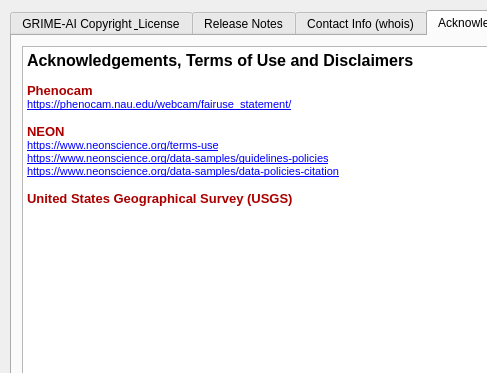
JohnStranzl/GRIME-AI, file src/GRIME_AI/dialogs/release_notes/QDialog_ReleaseNotes.ui: the form before one commit; both pictures show x 0 to 487 and y 0 to 373 of the 837 by 779 pixel window.
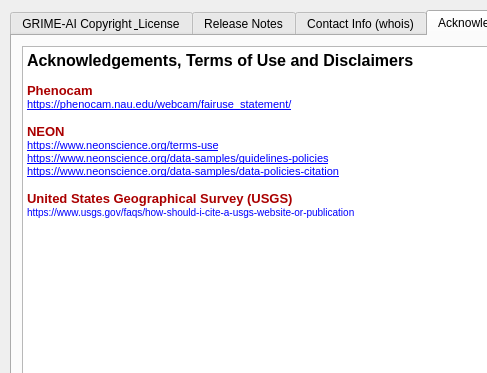
The form after the commit. The open tabs and pages were chosen to show the change.

Commit message: Made NEON, USGS, and PhenoCam tabs have a consistent UI paradigm.

```diff
--- a/src/GRIME_AI/dialogs/release_notes/QDialog_ReleaseNotes.ui
+++ b/src/GRIME_AI/dialogs/release_notes/QDialog_ReleaseNotes.ui
@@ -616,9 +616,7 @@
 &lt;p style=&quot; margin-top:0px; margin-bottom:0px; margin-left:0px; margin-right:0px; -qt-block-indent:0; text-indent:0px;&quot;&gt;&lt;a href=&quot;https://www.neonscience.org/data-samples/guidelines-policies&quot;&gt;&lt;span style=&quot; font-size:8pt; text-decoration: underline; color:#0000ff;&quot;&gt;https://www.neonscience.org/data-samples/guidelines-policies&lt;/span&gt;&lt;/a&gt;&lt;/p&gt;
 &lt;p style=&quot; margin-top:0px; margin-bottom:0px; margin-left:0px; margin-right:0px; -qt-block-indent:0; text-indent:0px;&quot;&gt;&lt;a href=&quot;https://www.neonscience.org/data-samples/data-policies-citation&quot;&gt;&lt;span style=&quot; font-size:8pt; text-decoration: underline; color:#0000ff;&quot;&gt;https://www.neonscience.org/data-samples/data-policies-citation&lt;/span&gt;&lt;/a&gt;&lt;/p&gt;
 &lt;p style=&quot;-qt-paragraph-type:empty; margin-top:0px; margin-bottom:0px; margin-left:0px; margin-right:0px; -qt-block-indent:0; text-indent:0px;&quot;&gt;&lt;br /&gt;&lt;/p&gt;
-&lt;p style=&quot; margin-top:0px; margin-bottom:0px; margin-left:0px; margin-right:0px; -qt-block-indent:0; text-indent:0px;&quot;&gt;&lt;span style=&quot; font-size:10pt; font-weight:600; color:#aa0000;&quot;&gt;United States Geographical Survey (USGS)&lt;/span&gt;&lt;/p&gt;
-&lt;p style=&quot;-qt-paragraph-type:empty; margin-top:0px; margin-bottom:0px; margin-left:0px; margin-right:0px; -qt-block-indent:0; text-indent:0px; font-size:10pt; font-weight:600; color:#aa0000;&quot;&gt;&lt;br /&gt;&lt;/p&gt;
-&lt;p style=&quot;-qt-paragraph-type:empty; margin-top:0px; margin-bottom:0px; margin-left:0px; margin-right:0px; -qt-block-indent:0; text-indent:0px; font-size:7.8pt;&quot;&gt;&lt;br /&gt;&lt;/p&gt;&lt;/body&gt;&lt;/html&gt;</string>
+&lt;p style=&quot; margin-top:0px; margin-bottom:0px; margin-left:0px; margin-right:0px; -qt-block-indent:0; text-indent:0px;&quot;&gt;&lt;span style=&quot; font-size:10pt; font-weight:600; color:#aa0000;&quot;&gt;United States Geographical Survey (USGS)&lt;br /&gt;&lt;/span&gt;&lt;span style=&quot; font-size:7.8pt; color:#0000ff;&quot;&gt;https://www.usgs.gov/faqs/how-should-i-cite-a-usgs-website-or-publication&lt;/span&gt;&lt;/p&gt;&lt;/body&gt;&lt;/html&gt;</string>
      </property>
     </widget>
    </widget>
```
The commit also changes 4 other files.
